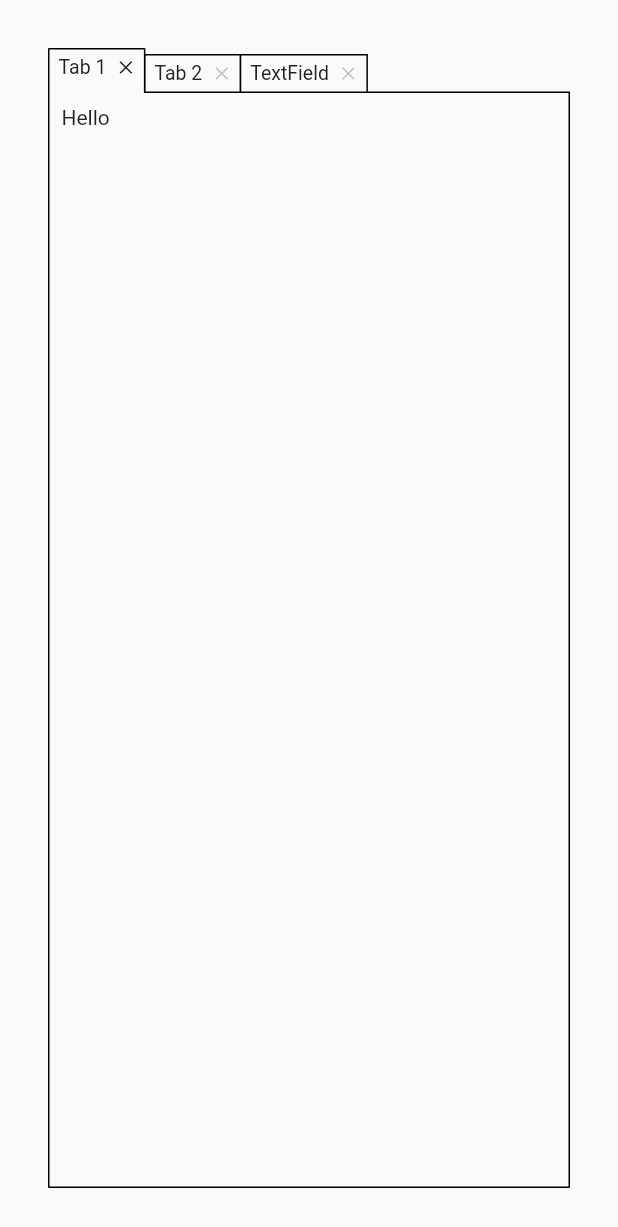
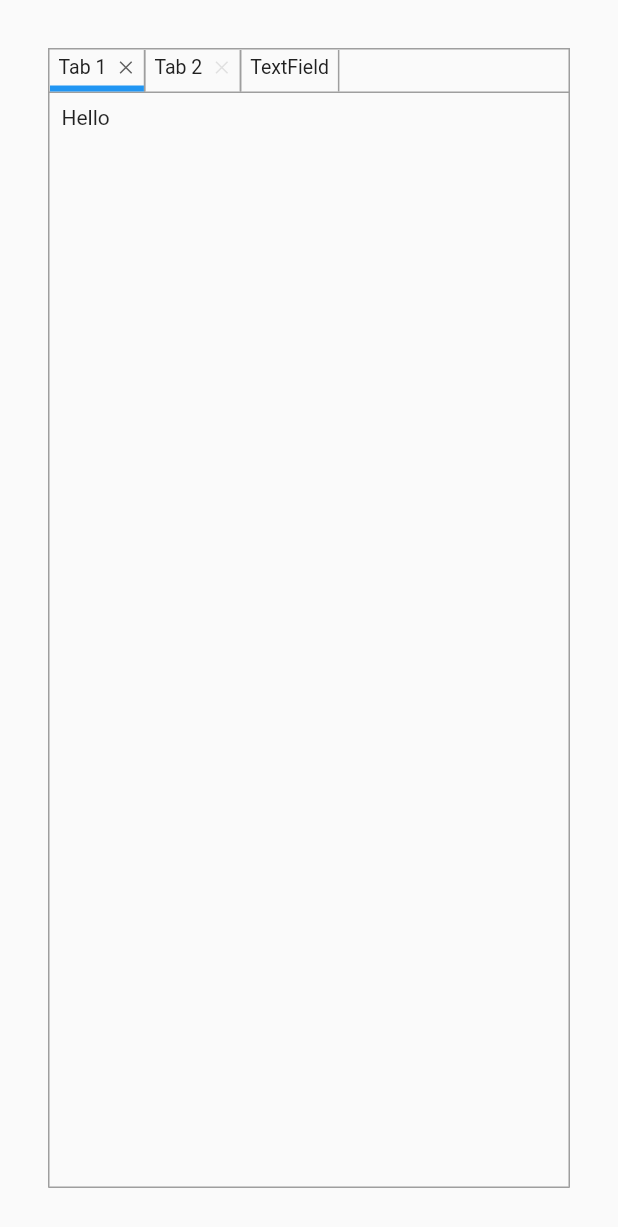
Before and after one commit to caduandrade/tabbed_view, a Flutter app: the screen it shows after launch, on a phone screen of 412 x 824 dp. Shown: the top 1227 px of the screen. Run offline on Flutter 3.47's test engine with Material 2 defaults, Android fonts, the phone set to English and light mode, and no system bars.

Commit message:
Removing theme settings values equal to inherited ones

```diff
--- a/example/lib/main.dart
+++ b/example/lib/main.dart
@@ -33,7 +33,7 @@ class _TabbedViewExamplePageState extends State<TabbedViewExamplePage> {
         text: 'Tab 2',
         content:
             Padding(child: Text('Hello again'), padding: EdgeInsets.all(8))));
-    tabs.add(TabData(
+    tabs.add(TabData(closable: false,
         text: 'TextField',
         content: Padding(
             child: TextField(
@@ -47,8 +47,10 @@ class _TabbedViewExamplePageState extends State<TabbedViewExamplePage> {
 
   @override
   Widget build(BuildContext context) {
+
     TabbedView tabbedView = TabbedView(controller: _controller);
+    Widget w = TabbedViewTheme(child: tabbedView, data: TabbedViewThemeData.mobile());
     return Scaffold(
-        body: Container(child: tabbedView, padding: EdgeInsets.all(32)));
+        body: Container(child: w, padding: EdgeInsets.all(32)));
   }
 }
--- a/lib/src/theme/default_themes/mobile_theme.dart
+++ b/lib/src/theme/default_themes/mobile_theme.dart
@@ -100,11 +100,9 @@ class MobileTheme {
         innerBottomBorder:
             BorderSide(color: Colors.transparent, width: borderHeight),
         highlightedStatus: TabStatusThemeData(
-            decoration: BoxDecoration(border: border),
             innerBottomBorder:
                 BorderSide(color: borderColor, width: borderHeight)),
         selectedStatus: TabStatusThemeData(
-            decoration: BoxDecoration(border: border),
             innerBottomBorder:
                 BorderSide(color: accentColor, width: borderHeight)));
   }
```
Also changed, not shown: 2 other files.
